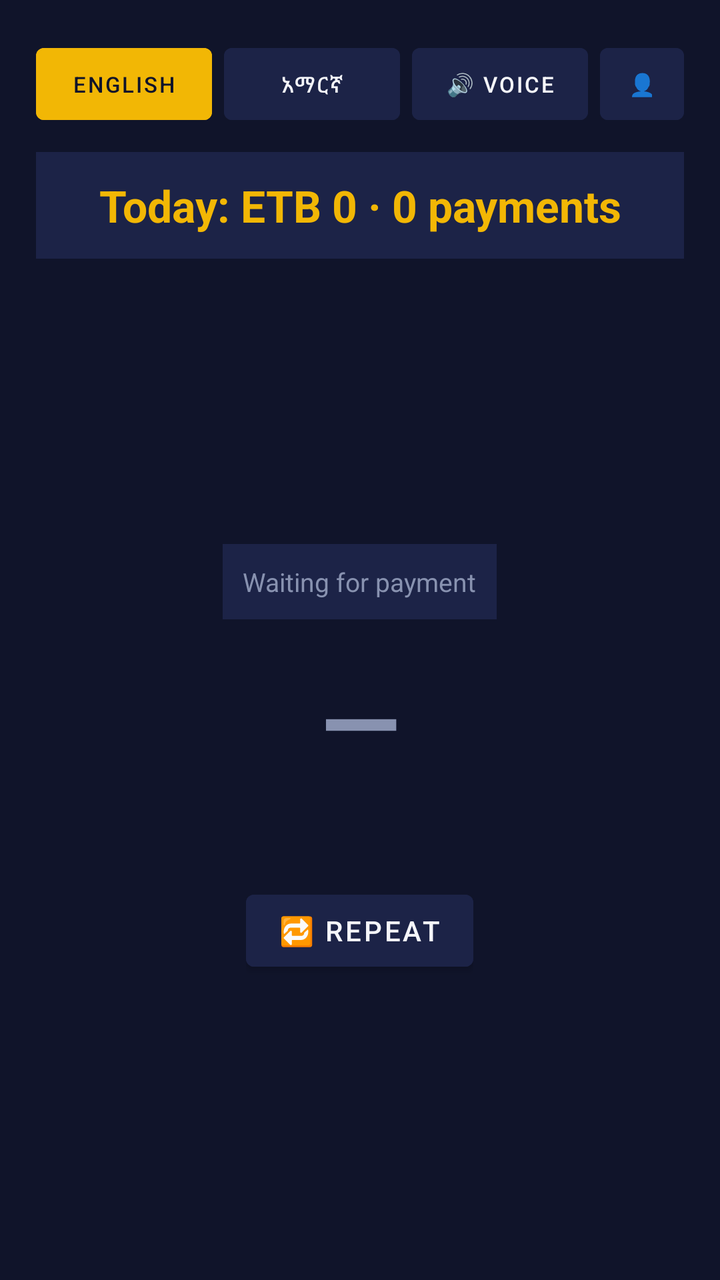
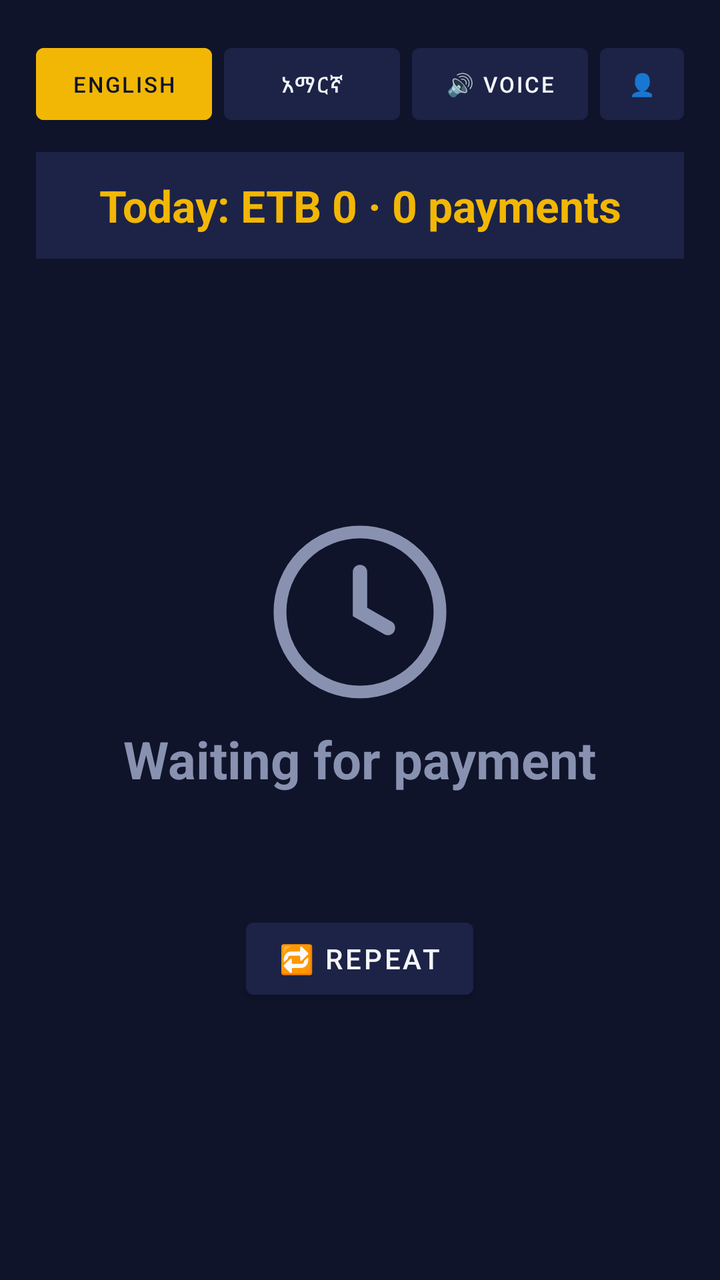

The first picture is an Android layout as it rendered before a commit; the second is the same layout after the commit. The layout source and the unified diff follow.
<!-- AndroidManifest.xml: application theme Theme.PaymentAnnouncer -->
<!-- res/layout/activity_payment.xml -->
<?xml version="1.0" encoding="utf-8"?>
<LinearLayout xmlns:android="http://schemas.android.com/apk/res/android"
    android:layout_width="match_parent"
    android:layout_height="match_parent"
    android:orientation="vertical"
    android:padding="18dp"
    android:background="@color/bg">

    <LinearLayout
        android:layout_width="match_parent"
        android:layout_height="wrap_content"
        android:gravity="center"
        android:orientation="horizontal"
        android:layout_marginBottom="10dp">

        <Button android:id="@+id/langEnButton" android:layout_width="wrap_content" android:layout_height="wrap_content"
            android:text="English" android:backgroundTint="@color/gold" android:textColor="@color/bg" android:textSize="11sp" />

        <Button android:id="@+id/langAmButton" android:layout_width="wrap_content" android:layout_height="wrap_content"
            android:text="አማርኛ" android:backgroundTint="@color/panel" android:textColor="@color/text" android:textSize="11sp"
            android:layout_marginStart="6dp" />

        <Button android:id="@+id/soundModeButton" android:layout_width="wrap_content" android:layout_height="wrap_content"
            android:text="🔊 Voice" android:backgroundTint="@color/panel" android:textColor="@color/text" android:textSize="11sp"
            android:layout_marginStart="6dp" />

        <Button android:id="@+id/profileButton" android:layout_width="wrap_content" android:layout_height="wrap_content"
            android:text="👤" android:backgroundTint="@color/panel" android:textColor="@color/text" android:textSize="11sp"
            android:layout_marginStart="6dp" />
    </LinearLayout>

    <TextView android:id="@+id/dailyTotalText" android:layout_width="match_parent" android:layout_height="wrap_content"
        android:text="Today: ETB 0 · 0 payments" android:textColor="@color/gold" android:textSize="22sp" android:textStyle="bold"
        android:gravity="center" android:background="@color/panel" android:padding="12dp" android:layout_marginBottom="10dp" />

    <LinearLayout
        android:layout_width="match_parent"
        android:layout_height="0dp"
        android:layout_weight="1"
        android:orientation="vertical"
        android:gravity="center">

        <TextView android:id="@+id/statusChip" android:layout_width="wrap_content" android:layout_height="wrap_content"
            android:text="@string/waiting_for_payment" android:textColor="@color/text_dim" android:textSize="13sp"
            android:background="@color/panel" android:padding="10dp" android:layout_marginBottom="16dp" android:layout_gravity="center" />

        <TextView android:id="@+id/senderNameText" android:layout_width="match_parent" android:layout_height="wrap_content"
            android:text="—" android:textColor="@color/text_dim" android:textSize="52sp" android:textStyle="bold"
            android:gravity="center" android:layout_marginBottom="12dp" android:maxLines="2" android:autoSizeTextType="uniform"
            android:autoSizeMinTextSize="28sp" android:autoSizeMaxTextSize="52sp" />

        <TextView android:id="@+id/amountText" android:layout_width="wrap_content" android:layout_height="wrap_content"
            android:textColor="@color/gold" android:textSize="40sp" android:textStyle="bold" android:visibility="gone"
            android:layout_gravity="center" android:layout_marginBottom="8dp" />

        <TextView android:id="@+id/metaText" android:layout_width="wrap_content" android:layout_height="wrap_content"
            android:textColor="@color/text_dim" android:textSize="12sp" android:gravity="center" android:layout_gravity="center" />

        <LinearLayout
            android:layout_width="wrap_content"
            android:layout_height="wrap_content"
            android:orientation="horizontal"
            android:layout_gravity="center"
            android:layout_marginTop="18dp">

            <Button android:id="@+id/repeatButton" android:layout_width="wrap_content" android:layout_height="wrap_content"
                android:text="🔁 Repeat" android:backgroundTint="@color/panel" android:textColor="@color/text" />

            
        </LinearLayout>
    </LinearLayout>

    <TextView android:id="@+id/historyLabel" android:layout_width="match_parent" android:layout_height="wrap_content"
        android:text="Recent payments" android:textColor="@color/text_dim" android:textSize="13sp" android:textStyle="bold"
        android:layout_marginTop="10dp" android:layout_marginBottom="6dp" android:visibility="gone" />

    <ScrollView
        android:id="@+id/historyScroll"
        android:layout_width="match_parent"
        android:layout_height="140dp"
        android:visibility="gone">

        <LinearLayout
            android:id="@+id/historyContainer"
            android:layout_width="match_parent"
            android:layout_height="wrap_content"
            android:orientation="vertical" />
    </ScrollView>

</LinearLayout>
<!-- resources referenced by this layout -->
<resources>
  <color name="bg">#10142A</color>
  <color name="gold">#F2B705</color>
  <color name="panel">#1C2347</color>
  <color name="text">#F5F6FA</color>
  <color name="text_dim">#8892B0</color>
  <string name="waiting_for_payment">Waiting for payment</string>
  <style name="Theme.PaymentAnnouncer" parent="Theme.MaterialComponents.DayNight.NoActionBar">
          <item name="colorPrimary">@color/gold</item>
          <item name="colorPrimaryDark">@color/bg</item>
          <item name="colorAccent">@color/mint</item>
          <item name="android:windowBackground">@color/bg</item>
      </style>
  <color name="mint">#3FCF8E</color>
</resources>

<!-- the commit's change to res/layout/activity_payment.xml (unified diff, before → after) -->
@@ -40,34 +40,68 @@
         android:orientation="vertical"
         android:gravity="center">
 
+        <ImageView android:id="@+id/statusIcon" android:layout_width="96dp" android:layout_height="96dp"
+            android:src="@drawable/ic_waiting" android:layout_gravity="center" android:layout_marginBottom="8dp" />
+
         <TextView android:id="@+id/statusChip" android:layout_width="wrap_content" android:layout_height="wrap_content"
-            android:text="@string/waiting_for_payment" android:textColor="@color/text_dim" android:textSize="13sp"
-            android:background="@color/panel" android:padding="10dp" android:layout_marginBottom="16dp" android:layout_gravity="center" />
+            android:text="@string/waiting_for_payment" android:textColor="@color/text_dim" android:textSize="26sp"
+            android:textStyle="bold" android:layout_gravity="center" android:layout_marginBottom="16dp" />
 
-        <TextView android:id="@+id/senderNameText" android:layout_width="match_parent" android:layout_height="wrap_content"
-            android:text="—" android:textColor="@color/text_dim" android:textSize="52sp" android:textStyle="bold"
-            android:gravity="center" android:layout_marginBottom="12dp" android:maxLines="2" android:autoSizeTextType="uniform"
-            android:autoSizeMinTextSize="28sp" android:autoSizeMaxTextSize="52sp" />
+        <LinearLayout
+            android:id="@+id/resultCard"
+            android:layout_width="match_parent"
+            android:layout_height="wrap_content"
+            android:orientation="vertical"
+            android:background="@drawable/bg_card"
+            android:padding="18dp"
+            android:visibility="gone">
 
-        <TextView android:id="@+id/amountText" android:layout_width="wrap_content" android:layout_height="wrap_content"
-            android:textColor="@color/gold" android:textSize="40sp" android:textStyle="bold" android:visibility="gone"
-            android:layout_gravity="center" android:layout_marginBottom="8dp" />
+            <LinearLayout
+                android:layout_width="match_parent"
+                android:layout_height="wrap_content"
+                android:orientation="horizontal"
+                android:gravity="center_vertical">
+
+                <ImageView android:layout_width="22dp" android:layout_height="22dp" android:src="@drawable/ic_person" />
+
+                <TextView android:layout_width="wrap_content" android:layout_height="wrap_content"
+                    android:text="From" android:textColor="@color/text_dim" android:textSize="14sp"
+                    android:layout_marginStart="8dp" />
+            </LinearLayout>
+
+            <TextView android:id="@+id/senderNameText" android:layout_width="match_parent" android:layout_height="wrap_content"
+                android:text="—" android:textColor="@color/text_dim" android:textSize="40sp" android:textStyle="bold"
+                android:gravity="center" android:maxLines="2" android:layout_marginTop="8dp" android:layout_marginBottom="14dp"
+                android:autoSizeTextType="uniform" android:autoSizeMinTextSize="24sp" android:autoSizeMaxTextSize="40sp" />
+
+            <View android:layout_width="match_parent" android:layout_height="1dp" android:background="#2F3A70" />
+
+            <LinearLayout
+                android:layout_width="match_parent"
+                android:layout_height="wrap_content"
+                android:orientation="horizontal"
+                android:gravity="center_vertical"
+                android:layout_marginTop="14dp">
+
+                <ImageView android:layout_width="22dp" android:layout_height="22dp" android:src="@drawable/ic_coin" />
+
+                <TextView android:layout_width="wrap_content" android:layout_height="wrap_content"
+                    android:text="Amount" android:textColor="@color/text_dim" android:textSize="14sp"
+                    android:layout_marginStart="8dp" />
+            </LinearLayout>
+
+            <TextView android:id="@+id/amountText" android:layout_width="match_parent" android:layout_height="wrap_content"
+                android:textColor="@color/gold" android:textSize="44sp" android:textStyle="bold"
+                android:gravity="center" android:layout_marginTop="6dp" />
+        </LinearLayout>
 
         <TextView android:id="@+id/metaText" android:layout_width="wrap_content" android:layout_height="wrap_content"
-            android:textColor="@color/text_dim" android:textSize="12sp" android:gravity="center" android:layout_gravity="center" />
+            android:textColor="@color/text_dim" android:textSize="12sp" android:gravity="center"
+            android:layout_gravity="center" android:layout_marginTop="12dp" />
 
-        <LinearLayout
-            android:layout_width="wrap_content"
-            android:layout_height="wrap_content"
-            android:orientation="horizontal"
-            android:layout_gravity="center"
-            android:layout_marginTop="18dp">
-
-            <Button android:id="@+id/repeatButton" android:layout_width="wrap_content" android:layout_height="wrap_content"
-                android:text="🔁 Repeat" android:backgroundTint="@color/panel" android:textColor="@color/text" />
-
-            
-        </LinearLayout>
+        <Button android:id="@+id/repeatButton" android:layout_width="wrap_content" android:layout_height="wrap_content"
+            android:text="🔁 Repeat" android:backgroundTint="@color/panel" android:textColor="@color/text"
+            android:layout_gravity="center" android:layout_marginTop="14dp" />
     </LinearLayout>
 
     <TextView android:id="@+id/historyLabel" android:layout_width="match_parent" android:layout_height="wrap_content"
<!-- resource entries referenced after the edit -->
@@ -5,6 +5,55 @@
   <color name="panel">#1C2347</color>
   <color name="text">#F5F6FA</color>
   <color name="text_dim">#8892B0</color>
+  <!-- drawable bg_card (drawable) -->
+  <shape xmlns:android="http://schemas.android.com/apk/res/android"
+      android:shape="rectangle">
+      <solid android:color="#141B3D" />
+      <stroke android:width="1dp" android:color="#2F3A70" />
+      <corners android:radius="20dp" />
+  </shape>
+  <!-- drawable ic_coin (drawable) -->
+  <vector xmlns:android="http://schemas.android.com/apk/res/android"
+      android:width="24dp"
+      android:height="24dp"
+      android:viewportWidth="24"
+      android:viewportHeight="24">
+      <path
+          android:fillColor="#F2B705"
+          android:pathData="M2,12a10,10 0 1,0 20,0a10,10 0 1,0 -20,0" />
+      <path
+          android:fillColor="#00000000"
+          android:strokeColor="#B98E10"
+          android:strokeWidth="1.5"
+          android:pathData="M5.5,12a6.5,6.5 0 1,0 13,0a6.5,6.5 0 1,0 -13,0" />
+  </vector>
+  <!-- drawable ic_person (drawable) -->
+  <vector xmlns:android="http://schemas.android.com/apk/res/android"
+      android:width="24dp"
+      android:height="24dp"
+      android:viewportWidth="24"
+      android:viewportHeight="24">
+      <path
+          android:fillColor="#5AA9FF"
+          android:pathData="M12,12c2.21,0 4,-1.79 4,-4s-1.79,-4 -4,-4 -4,1.79 -4,4 1.79,4 4,4zM12,14c-2.67,0 -8,1.34 -8,4v2h16v-2c0,-2.66 -5.33,-4 -8,-4z" />
+  </vector>
+  <!-- drawable ic_waiting (drawable) -->
+  <vector xmlns:android="http://schemas.android.com/apk/res/android"
+      android:width="96dp"
+      android:height="96dp"
+      android:viewportWidth="24"
+      android:viewportHeight="24">
+      <path
+          android:fillColor="#00000000"
+          android:strokeColor="#8892B0"
+          android:strokeWidth="1.6"
+          android:pathData="M2,12a10,10 0 1,0 20,0a10,10 0 1,0 -20,0" />
+      <path
+          android:strokeColor="#8892B0"
+          android:strokeWidth="1.8"
+          android:strokeLineCap="round"
+          android:pathData="M12,7L12,12L15.5,14" />
+  </vector>
   <string name="waiting_for_payment">Waiting for payment</string>
   <style name="Theme.PaymentAnnouncer" parent="Theme.MaterialComponents.DayNight.NoActionBar">
           <item name="colorPrimary">@color/gold</item>
